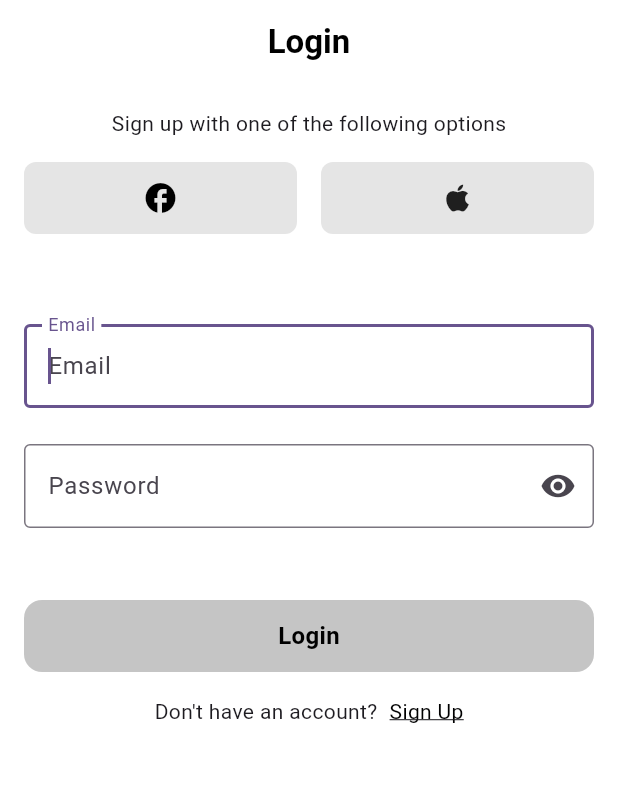
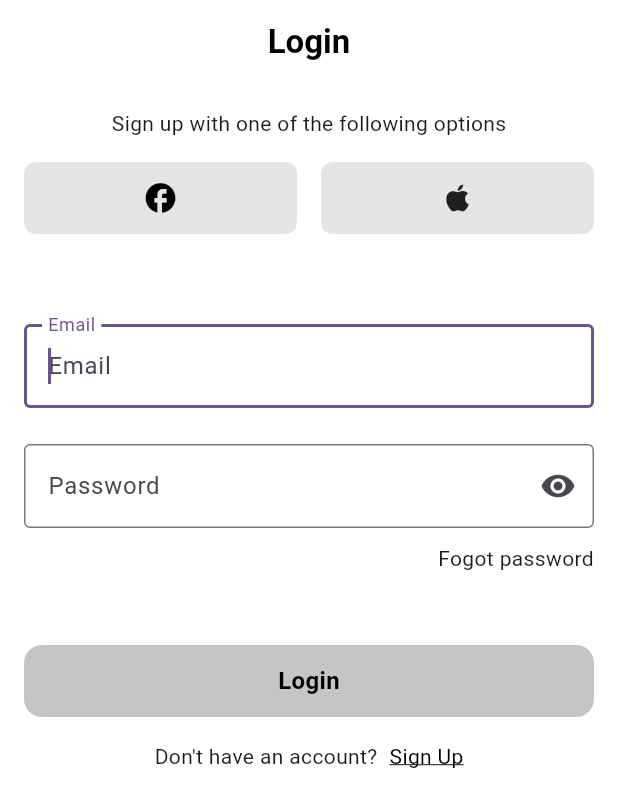
Before and after one commit to MehedisGits/LoginUi, a Flutter app: the screen it shows after launch, on a phone screen of 412 x 824 dp. Shown: the top 807 px of the screen. Run offline on Flutter 3.47's test engine with Material 3 defaults, Android fonts, the phone set to English and light mode, and no system bars.

Commit message:
Login - Sign Up - Forgot Password Page Designed

```diff
--- a/lib/LoginPage.dart
+++ b/lib/LoginPage.dart
@@ -1,4 +1,5 @@
 import 'package:flutter/material.dart';
+import 'package:ui/ForgetPassPage.dart';
 import 'package:ui/SignUp.dart';
 
 class LoginPage extends StatefulWidget {
@@ -106,6 +107,19 @@ class _LoginPageState extends State<LoginPage> {
                     ),
                   ),
                   const SizedBox(
+                    height: 10,
+                  ),
+                  Container(
+                      width: double.infinity,
+                      child: GestureDetector(
+                          onTap: () {
+                            Navigator.push((context), MaterialPageRoute(builder: (context)=>ForgetPassPage()));
+                          },
+                          child: const Text(
+                            'Fogot password',
+                            textAlign: TextAlign.end,
+                          ))),
+                  const SizedBox(
                     height: 48,
                   ),
                   InkWell(
```
Also changed, not shown: lib/ForgetPassPage.dart (added, +70 -0 lines).
